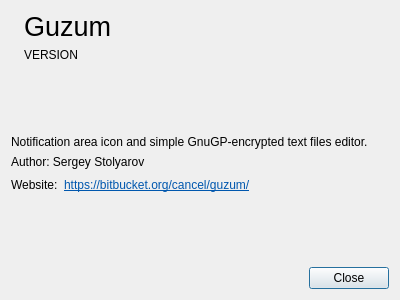
First picture: the form in src/aboutdialog.ui, repository sigsergv/guzum, before the edit.
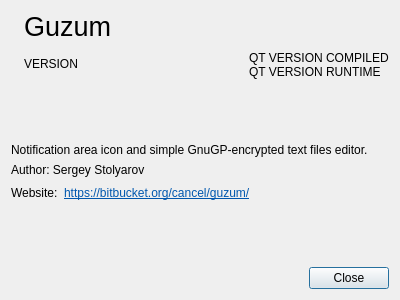
Second picture: the form after the edit. Icons and pictures are not drawn.

```diff
--- a/src/aboutdialog.ui
+++ b/src/aboutdialog.ui
@@ -65,6 +65,40 @@
        </property>
       </spacer>
      </item>
+     <item>
+      <layout class="QVBoxLayout" name="verticalLayout_3">
+       <property name="spacing">
+        <number>0</number>
+       </property>
+       <item>
+        <spacer name="verticalSpacer_3">
+         <property name="orientation">
+          <enum>Qt::Vertical</enum>
+         </property>
+         <property name="sizeHint" stdset="0">
+          <size>
+           <width>20</width>
+           <height>40</height>
+          </size>
+         </property>
+        </spacer>
+       </item>
+       <item>
+        <widget class="QLabel" name="qtVersionLabel">
+         <property name="text">
+          <string>QT VERSION COMPILED</string>
+         </property>
+        </widget>
+       </item>
+       <item>
+        <widget class="QLabel" name="qtCompiledVersionLabel">
+         <property name="text">
+          <string>QT VERSION RUNTIME</string>
+         </property>
+        </widget>
+       </item>
+      </layout>
+     </item>
     </layout>
    </item>
    <item>
```
